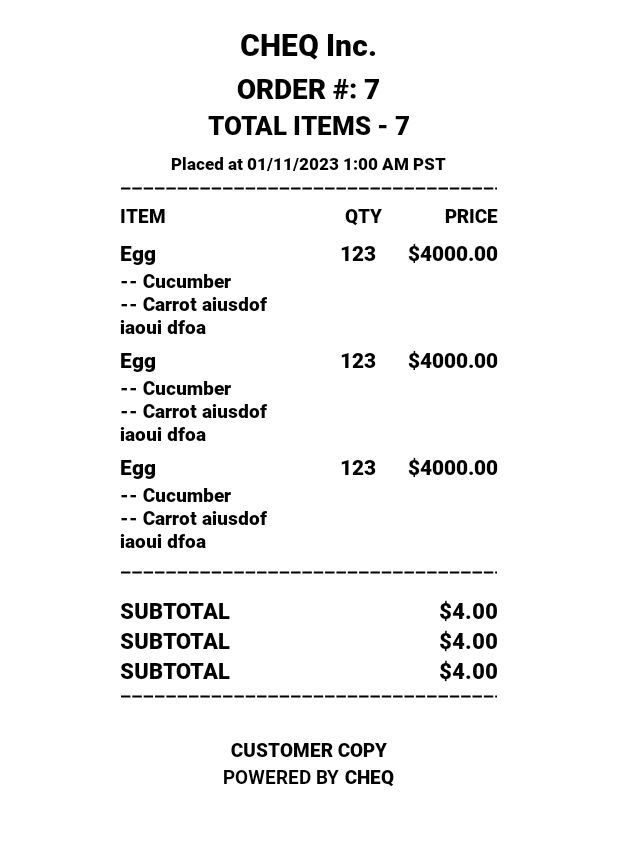
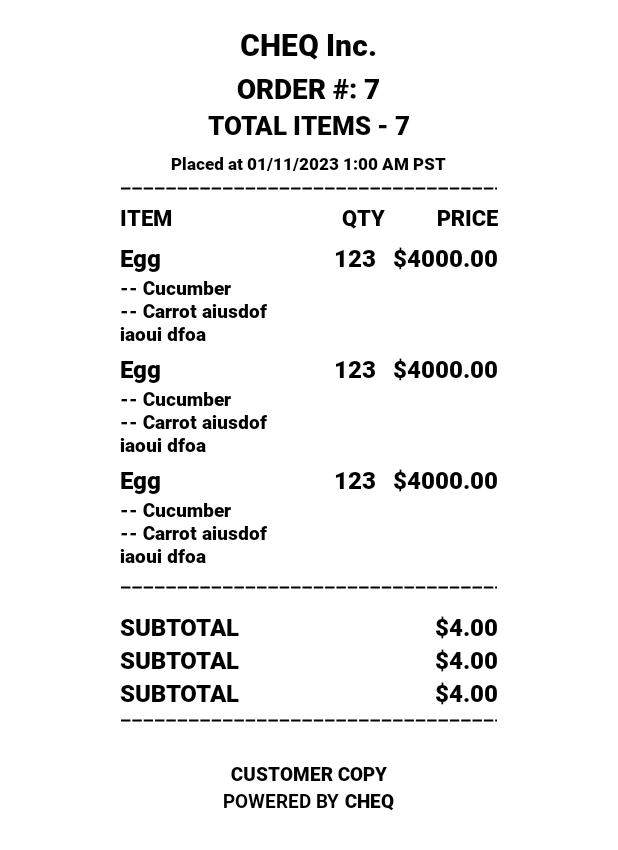
Before and after one commit to CHEQPlease/Receiptify, an Android app: the layout layout_h_customer_pos_receipt.xml on its own in the app's theme, with its tools: preview values and no code run, on a phone screen of 412 x 824 dp. Shown: the top 850 px of the screen. Run offline under Robolectric (Android 15) with nearby library versions, the phone set to English and light mode, and no system bars.

Commit message:
Increased Handheld Font Size

```diff
--- a/receiptify/src/main/java/com/cheq/receiptify/Receiptify.kt
+++ b/receiptify/src/main/java/com/cheq/receiptify/Receiptify.kt
@@ -139,8 +139,8 @@ object Receiptify  {
 
     private fun buildCustomerReceiptHandheld(receiptDTO: ReceiptDTO) : Bitmap {
 
-        val binding = LayoutHCustomerKioskReceiptBinding.inflate(LayoutInflater.from(context.get()))
-        val customerReceipt = binding.layoutCustomerReceiptKiosk
+        val binding = LayoutHCustomerPosReceiptBinding.inflate(LayoutInflater.from(context.get()))
+        val customerReceipt = binding.layoutCustomerReceiptPos
         val context = context.get()!!
 
         /* TODO : Move to string resource to support localization in future*/
--- a/receiptify/src/main/res/layout/layout_h_customer_pos_receipt.xml
+++ b/receiptify/src/main/res/layout/layout_h_customer_pos_receipt.xml
@@ -162,4 +162,8 @@
 
     </LinearLayout>
 
+    <View
+        android:layout_width="match_parent"
+        android:layout_height="3mm"/>
+
 </LinearLayout>
--- a/receiptify/src/main/res/layout/layout_h_item_table_header.xml
+++ b/receiptify/src/main/res/layout/layout_h_item_table_header.xml
@@ -15,7 +15,7 @@
             android:layout_width="0dp"
             android:layout_height="wrap_content"
             android:text="ITEM"
-            android:textSize="2mm"
+            android:textSize="2.3mm"
             android:textStyle="bold"
             android:layout_weight="4"
             />
@@ -25,7 +25,7 @@
             android:layout_width="0dp"
             android:layout_height="wrap_content"
             android:text="QTY"
-            android:textSize="2mm"
+            android:textSize="2.3mm"
             android:textStyle="bold"
             android:layout_weight="1"
             android:gravity="center"
@@ -38,7 +38,7 @@
             android:text="PRICE"
             android:gravity="end"
             android:textStyle="bold"
-            android:textSize="2mm"
+            android:textSize="2.3mm"
             android:layout_weight="2"
             />
 
--- a/receiptify/src/main/res/layout/layout_h_meta_info.xml
+++ b/receiptify/src/main/res/layout/layout_h_meta_info.xml
@@ -14,7 +14,7 @@
         android:layout_height="wrap_content"
         tools:text="SUBTOTAL"
         android:textStyle="bold"
-        android:textSize="2.3mm"
+        android:textSize="2.5mm"
         />
 
 
@@ -31,7 +31,7 @@
         android:layout_height="wrap_content"
         tools:text="$4.00"
         android:textStyle="bold"
-        android:textSize="2.3mm"
+        android:textSize="2.5mm"
         android:gravity="end"
         />
 
--- a/receiptify/src/main/res/layout/layout_h_purchased_items.xml
+++ b/receiptify/src/main/res/layout/layout_h_purchased_items.xml
@@ -22,7 +22,7 @@
             android:paddingRight="3mm"
             tools:text="Egg"
             android:textStyle="bold"
-            android:textSize="2.2mm"
+            android:textSize="2.5mm"
             tools:ignore="NestedWeights"
             android:paddingEnd="3mm" />
 
@@ -32,7 +32,6 @@
             android:layout_height="wrap_content"
             tools:text="-- Cucumber\n-- Carrot aiusdof iaoui dfoa"
             android:textSize="2mm"
-            android:maxLines="3"
             android:textStyle="bold"
             />
 
@@ -47,7 +46,7 @@
         android:gravity="end"
         android:textStyle="bold"
         android:layout_weight="2"
-        android:textSize="2.2mm"
+        android:textSize="2.5mm"
         tools:ignore="InOrMmUsage"
         android:layout_marginRight="1.5mm" />
 
@@ -57,7 +56,7 @@
         android:layout_width="0dp"
         android:layout_height="wrap_content"
         tools:text="$4000.00"
-        android:textSize="2.2mm"
+        android:textSize="2.5mm"
         android:gravity="end"
         android:textStyle="bold"
         android:layout_weight="2.5"
```
